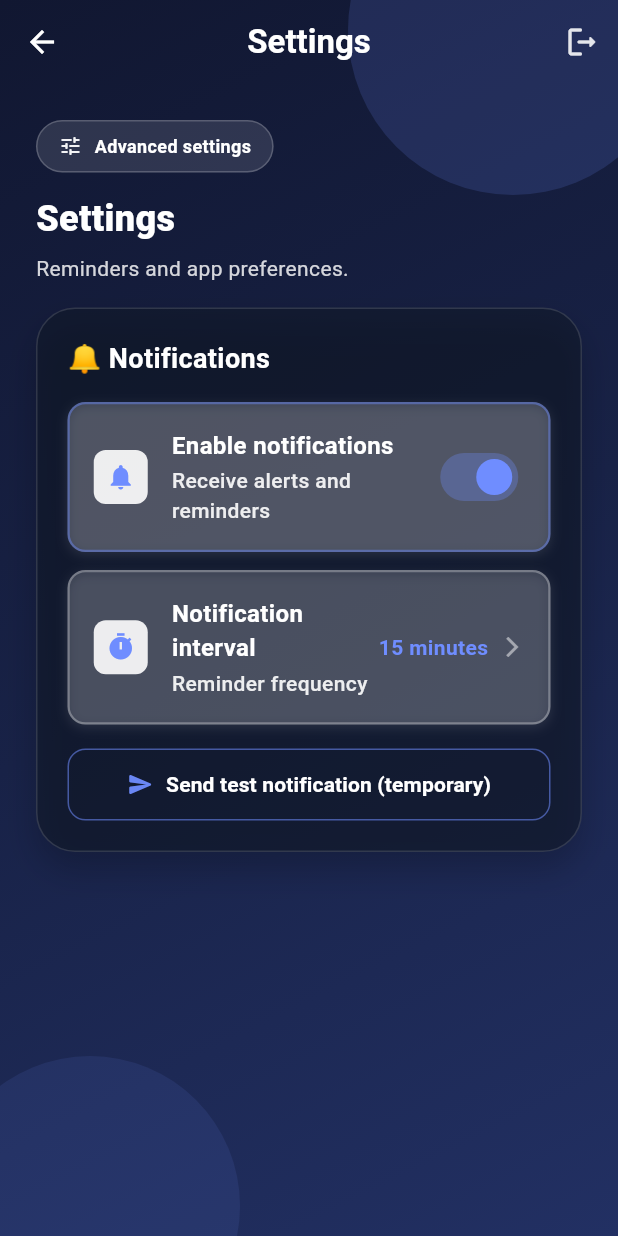
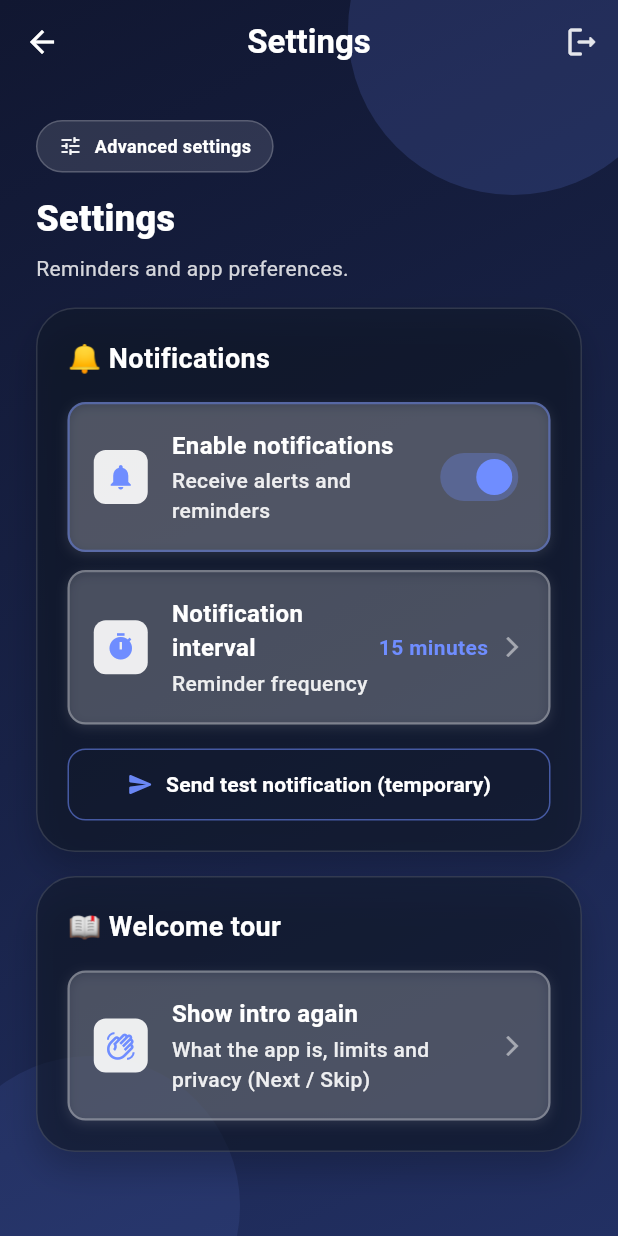
Before and after one commit to GabrielRosero18/NoFaceZone, a Flutter app: the Settings screen opened directly, on a phone screen of 412 x 824 dp. Run offline on Flutter 3.47's test engine with Material 3 defaults, Android fonts, the light colour scheme and no system bars; our stand-ins replace flutter_local_notifications, flutter_timezone, google_fonts, image_picker, package_info_plus, pdf and 4 more; accounts and stored records are empty.

Commit message:
obording mejora

```diff
--- a/lib/src/Custom/AppLocalizations.dart
+++ b/lib/src/Custom/AppLocalizations.dart
@@ -589,6 +589,9 @@ class AppLocalizations {
       'onboarding_skip': 'Saltar',
       'onboarding_next': 'Siguiente',
       'onboarding_start': 'Empezar',
+      'replay_onboarding_section': 'Guía de bienvenida',
+      'replay_onboarding_title': 'Ver introducción otra vez',
+      'replay_onboarding_subtitle': 'Qué es la app, límites y privacidad (Siguiente / Saltar)',
     },
     'en': {
       // General
@@ -1167,6 +1170,9 @@ class AppLocalizations {
       'onboarding_skip': 'Skip',
       'onboarding_next': 'Next',
       'onboarding_start': 'Start',
+      'replay_onboarding_section': 'Welcome tour',
+      'replay_onboarding_title': 'Show intro again',
+      'replay_onboarding_subtitle': 'What the app is, limits and privacy (Next / Skip)',
     },
   };
 
@@ -1579,6 +1585,9 @@ class AppLocalizations {
   String get onboardingSkip => translate('onboarding_skip');
   String get onboardingNext => translate('onboarding_next');
   String get onboardingStart => translate('onboarding_start');
+  String get replayOnboardingSection => translate('replay_onboarding_section');
+  String get replayOnboardingTitle => translate('replay_onboarding_title');
+  String get replayOnboardingSubtitle => translate('replay_onboarding_subtitle');
   String get colorThemes => translate('color_themes');
   String get unlockThemesDescription => translate('unlock_themes_description');
   String get themeOceanBlue => translate('theme_ocean_blue');
--- a/lib/src/Screen/OnboardingScreen.dart
+++ b/lib/src/Screen/OnboardingScreen.dart
@@ -8,6 +8,7 @@ import 'package:nofacezone/src/Custom/Config.dart';
 import 'package:nofacezone/src/Custom/Constans.dart';
 import 'package:nofacezone/src/Custom/Library.dart';
 import 'package:nofacezone/src/Providers/AppProvider.dart';
+import 'package:nofacezone/src/Providers/UserProvider.dart';
 
 class OnboardingScreen extends StatefulWidget {
   const OnboardingScreen({super.key});
@@ -80,9 +81,10 @@ class _OnboardingScreenState extends State<OnboardingScreen> {
     final appProvider = Provider.of<AppProvider>(context, listen: false);
     await appProvider.completeOnboarding();
 
-    if (mounted) {
-      navigate(context, CustomScreen.welcome, finishCurrent: true);
-    }
+    if (!mounted) return;
+    final userProvider = Provider.of<UserProvider>(context, listen: false);
+    final next = userProvider.isLoggedIn ? CustomScreen.home : CustomScreen.welcome;
+    navigate(context, next, finishCurrent: true);
   }
 
   @override
--- a/lib/src/Screen/Settings.dart
+++ b/lib/src/Screen/Settings.dart
@@ -97,6 +97,12 @@ class _SettingsState extends State<Settings> {
                               child: _buildNotificationsSection(),
                             ),
                           ),
+                          const SizedBox(height: 16),
+                          RepaintBoundary(
+                            child: AuthGlassCard(
+                              child: _buildIntroReplaySection(),
+                            ),
+                          ),
                         ],
                       ),
                     ),
@@ -108,6 +114,39 @@ class _SettingsState extends State<Settings> {
         );
       },
     );
+  }
+
+  Widget _buildIntroReplaySection() {
+    final localizations = AppLocalizations.of(context)!;
+    return Column(
+      crossAxisAlignment: CrossAxisAlignment.start,
+      children: [
+        Text(
+          '📖 ${localizations.replayOnboardingSection}',
+          style: const TextStyle(
+            fontSize: 18,
+            fontWeight: FontWeight.bold,
+            color: AppColors.textLight,
+          ),
+        ),
+        const SizedBox(height: 16),
+        _buildSettingItemWithValue(
+          localizations.replayOnboardingTitle,
+          localizations.replayOnboardingSubtitle,
+          Icons.waving_hand_outlined,
+          null,
+          _openIntroReplay,
+        ),
+      ],
+    );
+  }
+
+  Future<void> _openIntroReplay() async {
+    HapticFeedback.selectionClick();
+    final appProvider = Provider.of<AppProvider>(context, listen: false);
+    await appProvider.resetOnboarding();
+    if (!mounted) return;
+    navigate(context, CustomScreen.onboarding, finishCurrent: true);
   }
 
   Widget _buildProfileSection() {
--- a/lib/src/Screen/SplashScreen.dart
+++ b/lib/src/Screen/SplashScreen.dart
@@ -173,6 +173,9 @@ class _SplashScreenState extends State<SplashScreen> with TickerProviderStateMix
     await appProvider.syncLocalNotificationSchedule();
   }
 
+  /// Primera instalación o primer uso: no hay clave `onboarding` = "completed" → se muestra
+  /// la guía (páginas informativas). Tras "Empezar" o "Saltar" queda guardado y aquí se va
+  /// directo al welcome. Eso solo afecta a este dispositivo (SharedPreferences).
   void _navigateFromSplash(bool isOnboardingCompleted) {
     final target = isOnboardingCompleted ? const WelcomeScreen() : const OnboardingScreen();
 
--- a/lib/src/Services/PreferencesService.dart
+++ b/lib/src/Services/PreferencesService.dart
@@ -55,7 +55,8 @@ class PreferencesService {
     return await prefs.setString(Constants.onboardingKey, completed ? "completed" : "");
   }
 
-  /// Verificar si el onboarding está completado
+  /// True solo si el usuario ya vio la guía (completó o pulsó Saltar) en este dispositivo.
+  /// Instalación nueva: la clave no existe → false → la app muestra el onboarding.
   static bool isOnboardingCompleted() {
     return prefs.getString(Constants.onboardingKey) == "completed";
   }
```
Also changed, not shown: lib/src/Providers/AppProvider.dart (+11 -0 lines).
